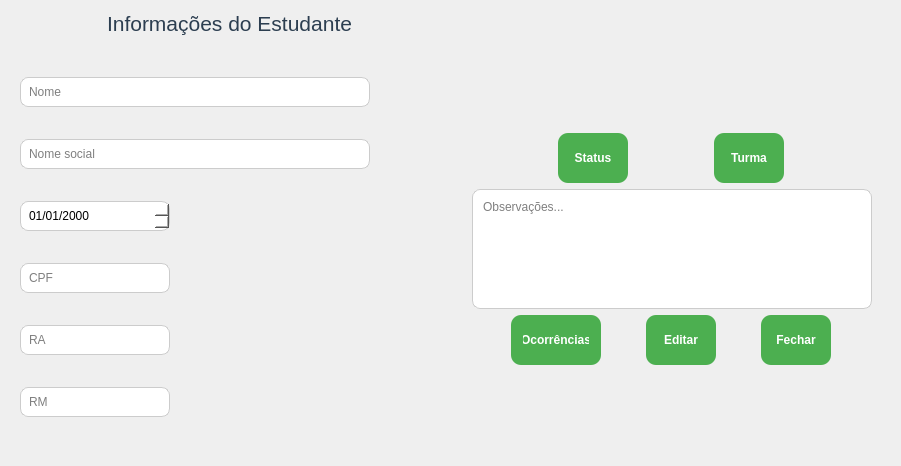
Old version of the form App/view/ui/studentInfo.ui in the repository Caiquef80/Gerenciamento-Escolar.
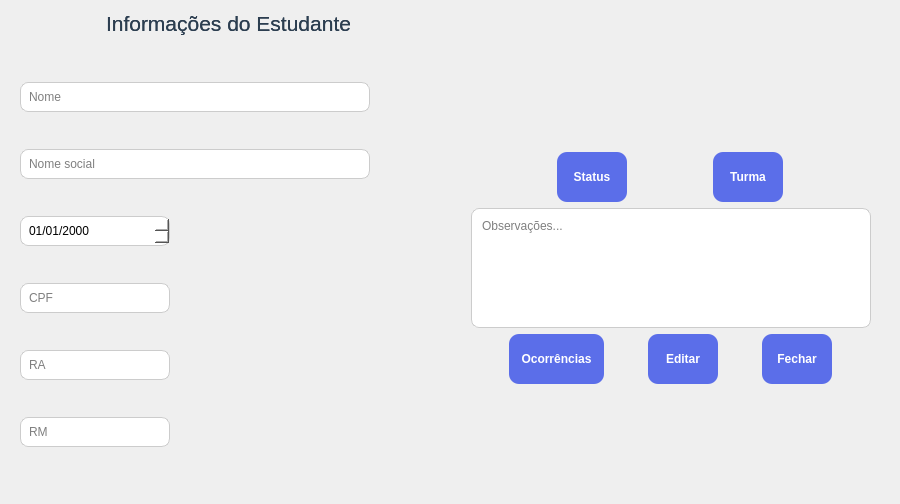
New version of the form. Icons and pictures are not drawn.

The edit to the form file:
```diff
--- a/App/view/ui/studentInfo.ui
+++ b/App/view/ui/studentInfo.ui
@@ -9,8 +9,8 @@
    <rect>
     <x>0</x>
     <y>0</y>
-    <width>901</width>
-    <height>466</height>
+    <width>900</width>
+    <height>504</height>
    </rect>
   </property>
   <property name="windowTitle">
@@ -33,7 +33,7 @@
     <widget class="QWidget" name="widget_4" native="true">
      <property name="styleSheet">
       <string notr="true">QPushButton {
-    background-color: #4CAF50;
+    background-color: #5B6EE9;
     color: white;
     border-radius: 10px;
     padding: 8px 12px;
@@ -70,7 +70,7 @@
     background: #fff;
 }
 QTextEdit#obs {
-	border: 1px solid #ccc;
+	border: 1.8px solid #C5CDF0;
     border-radius: 8px;
     padding: 6px;
     background: white;
@@ -155,7 +155,7 @@
           </property>
           <property name="maximumSize">
            <size>
-            <width>90</width>
+            <width>95</width>
             <height>16777215</height>
            </size>
           </property>
@@ -216,9 +216,7 @@
       </size>
      </property>
      <property name="styleSheet">
-      <string notr="true">
-
-QLineEdit, QDateTimeEdit {
+      <string notr="true">QLineEdit, QDateTimeEdit {
     border: 1px solid #ccc;
     border-radius: 8px;
     padding: 6px;
@@ -229,20 +227,7 @@
     border: 2px solid #4CAF50;
 }
 
-QPushButton {
-    background-color: #4CAF50;
-    color: white;
-    border-radius: 8px;
-    padding: 6px 12px;
-}
 
-QPushButton:hover {
-    background-color: #45a049;
-}
-
-QPushButton:pressed {
-    background-color: #3d8b40;
-}
 </string>
      </property>
      <layout class="QVBoxLayout" name="verticalLayout_2">
@@ -364,6 +349,13 @@
      </property>
     </widget>
    </item>
+   <item row="1" column="0" alignment="Qt::AlignHCenter">
+    <widget class="QLabel" name="label">
+     <property name="text">
+      <string>&lt;html&gt;&lt;head/&gt;&lt;body&gt;&lt;p&gt;&lt;span style=&quot; font-size:16pt; font-weight:400;&quot;&gt;Informações do Estudante&lt;/span&gt;&lt;/p&gt;&lt;/body&gt;&lt;/html&gt;</string>
+     </property>
+    </widget>
+   </item>
   </layout>
  </widget>
  <resources/>
```
Left out of the diff: 8 changed lines with no effect on the pictures.
